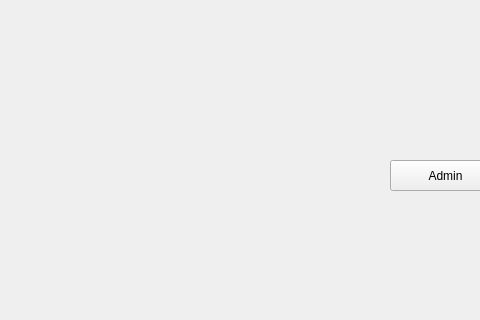
massivemembrain/Project-2-NFL, file Project-2-NFL/mainwindow.ui: the form before one commit; both pictures show x 0 to 480 and y 0 to 320 of the 800 by 600 pixel window.
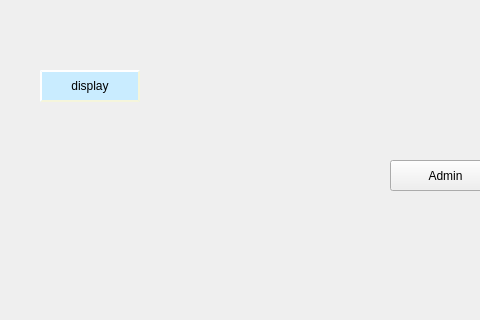
The form after the commit.

```diff
--- a/Project-2-NFL/mainwindow.ui
+++ b/Project-2-NFL/mainwindow.ui
@@ -27,6 +27,27 @@
      <string>Admin</string>
     </property>
    </widget>
+   <widget class="QPushButton" name="pushButton_displayWindow">
+    <property name="geometry">
+     <rect>
+      <x>40</x>
+      <y>70</y>
+      <width>100</width>
+      <height>32</height>
+     </rect>
+    </property>
+    <property name="styleSheet">
+     <string notr="true">QPushButton{
+    background-color: rgb(201, 236, 255);
+    border-style: outset;
+    border-width: 2px;
+    border-color: beige;
+}</string>
+    </property>
+    <property name="text">
+     <string>display</string>
+    </property>
+   </widget>
   </widget>
   <widget class="QMenuBar" name="menubar">
    <property name="geometry">
```
Left out of the diff: 2 changed lines with no effect on the pictures.
